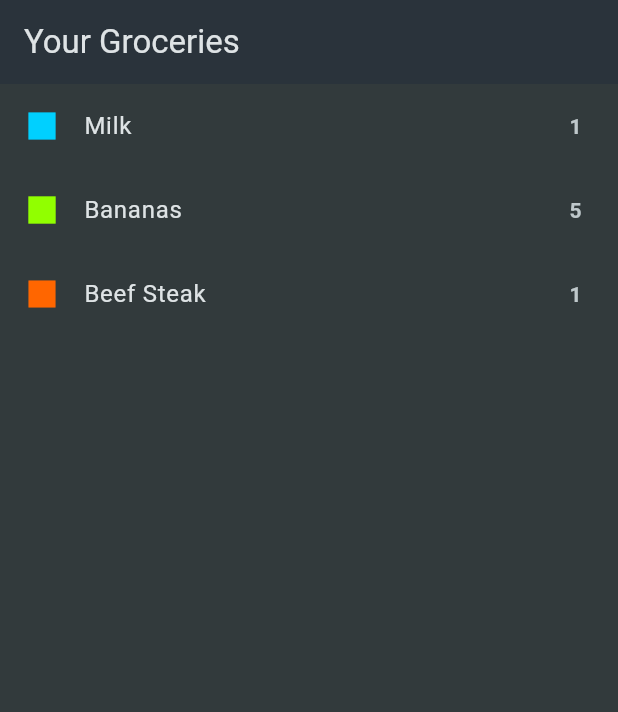
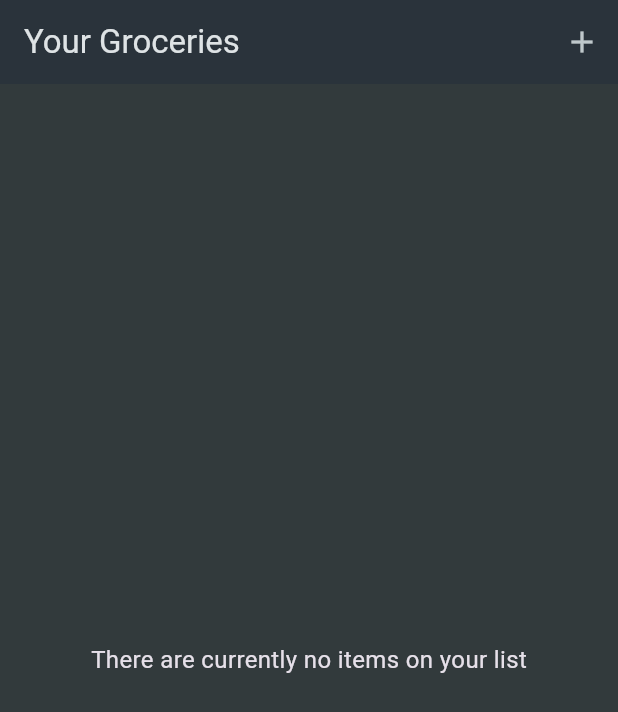
Before and after one commit to soulandbone/shopping_list, a Flutter app: the screen it shows after launch, on a phone screen of 412 x 824 dp. Shown: the top 712 px of the screen. Run offline on Flutter 3.47's test engine with Material 3 defaults, Android fonts, the phone set to English and light mode, and no system bars.

Commit message:
last commit

```diff
--- a/lib/data/dummy_items.dart
+++ /dev/null
@@ -1,24 +0,0 @@
-import 'package:shopping_list/models/category.dart';
-import 'package:shopping_list/models/grocery_item.dart';
-import 'package:shopping_list/data/categories.dart';
-
-final groceryItems = [
-  GroceryItem(
-    id: 'a',
-    name: 'Milk',
-    quantity: 1,
-    category: categories[Categories.dairy]!,
-  ),
-  GroceryItem(
-    id: 'b',
-    name: 'Bananas',
-    quantity: 5,
-    category: categories[Categories.fruit]!,
-  ),
-  GroceryItem(
-    id: 'c',
-    name: 'Beef Steak',
-    quantity: 1,
-    category: categories[Categories.meat]!,
-  ),
-];
--- a/lib/screens/groceries_list.dart
+++ b/lib/screens/groceries_list.dart
@@ -1,34 +1,76 @@
 import 'package:flutter/material.dart';
-import 'package:shopping_list/data/dummy_items.dart';
+
 import 'package:shopping_list/models/grocery_item.dart';
+import 'package:shopping_list/screens/new_item.dart';
 import 'package:shopping_list/widgets/shopping_tile.dart';
 
-class GroceriesList extends StatelessWidget {
+class GroceriesList extends StatefulWidget {
   const GroceriesList({super.key});
 
   @override
+  State<GroceriesList> createState() => _GroceriesListState();
+}
+
+class _GroceriesListState extends State<GroceriesList> {
+  final List<GroceryItem> _groceryItems = [];
+
+  void _addItem() async {
+    final newItem = await Navigator.of(
+      context,
+    ).push<GroceryItem>(MaterialPageRoute(builder: (context) => NewItem()));
+
+    if (newItem == null) {
+      return;
+    }
+
+    setState(() {
+      _groceryItems.add(newItem);
+    });
+  }
+
+  void deleteItem(GroceryItem item) {
+    setState(() {
+      _groceryItems.remove(item);
+    });
+  }
+
+  @override
   Widget build(BuildContext context) {
-    final groceries = groceryItems;
+    final groceries = _groceryItems;
+    Widget content = const Center(
+      child: Text(
+        'There are currently no items on your list',
+        style: TextStyle(fontSize: 16),
+      ),
+    );
 
     return Scaffold(
-      appBar: AppBar(title: Text('Your Groceries')),
-      body: SingleChildScrollView(
-        child: Column(
-          children:
-              groceries
-                  .map(
-                    (element) => ShoppingTile(
-                      GroceryItem(
-                        id: element.id,
-                        name: element.name,
-                        quantity: element.quantity,
-                        category: element.category,
+      appBar: AppBar(
+        title: Text('Your Groceries'),
+        actions: [IconButton(onPressed: _addItem, icon: const Icon(Icons.add))],
+      ),
+
+      body:
+          _groceryItems.isEmpty
+              ? content
+              : ListView.builder(
+                itemCount: groceries.length,
+                itemBuilder:
+                    (context, index) => Dismissible(
+                      onDismissed: (direction) {
+                        deleteItem(groceries[index]);
+                      },
+                      key: ValueKey(groceries[index].id),
+                      child: ShoppingTile(
+                        GroceryItem(
+                          id: groceries[index].id,
+                          name: groceries[index].name,
+                          quantity: groceries[index].quantity,
+                          category: groceries[index].category,
+                        ),
                       ),
                     ),
-                  )
-                  .toList(),
-        ),
-      ),
+              ),
     );
   }
 }
```
Also changed, not shown: lib/screens/new_item.dart (added, +137 -0 lines).
